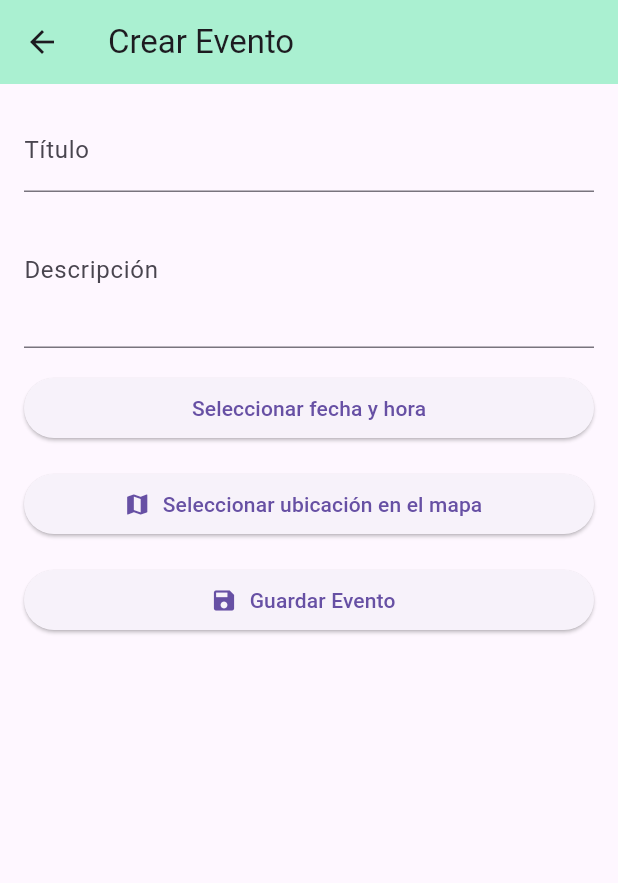
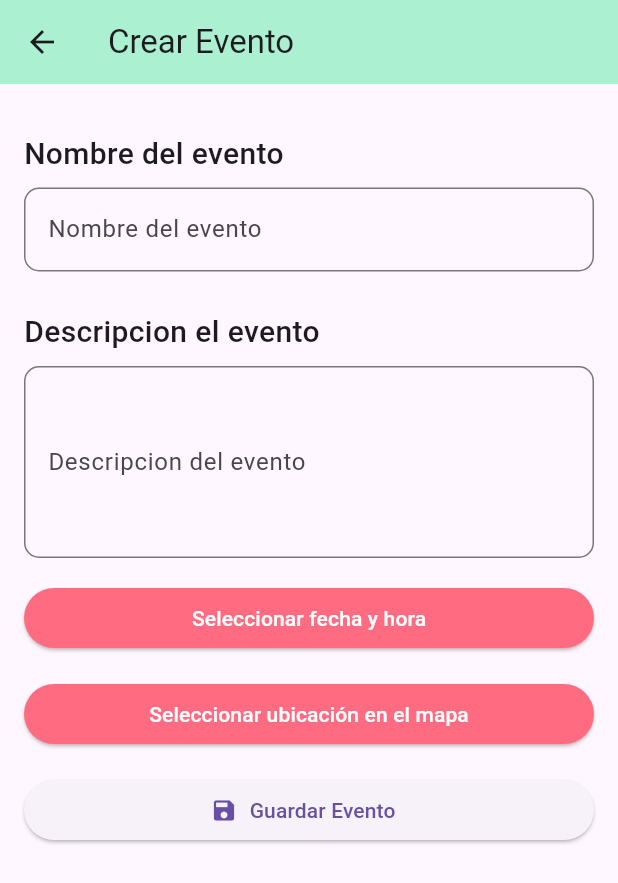
Before and after one commit to kurkobein/tailsgram, a Flutter app: the CrearEvento screen opened directly, on a phone screen of 412 x 824 dp. Shown: the top 883 px of the screen. Run offline on Flutter 3.47's test engine with Material 3 defaults, Android fonts, the phone set to English and light mode, and no system bars; our stand-ins replace cloud_firestore, file_picker, firebase_auth, firebase_core, flutter_map, geolocator and 5 more; accounts and stored records are empty.

Commit message:
feat: estilizacion de crear evento

```diff
--- a/lib/pages/crear_evento.dart
+++ b/lib/pages/crear_evento.dart
@@ -1,7 +1,9 @@
 import 'package:cloud_firestore/cloud_firestore.dart';
 import 'package:flutter/material.dart';
 import 'package:latlong2/latlong.dart';
+import 'package:tailsgram/widgets/boton_estandar.dart';
 import 'package:tailsgram/widgets/elegir_ubicacion.dart';
+import 'package:tailsgram/widgets/boton_estandar.dart';
 
 class CrearEvento extends StatefulWidget {
   final Function(String titulo, String descripcion, DateTime fechaHora) onGuardar;
@@ -94,31 +96,52 @@ class _CrearEvento extends State<CrearEvento> {
           key: _formKey,
           child: ListView(
             children: [
+              SizedBox(height: 16),
+              Text('Nombre del evento', style: TextStyle(fontSize: 20, fontWeight: FontWeight.w500)),
+              const SizedBox(height: 8),
               TextFormField(
-                decoration: const InputDecoration(labelText: 'Título'),
-                validator: (value) => value == null || value.isEmpty ? 'Ingresa un título' : null,
+                validator: (value) => value == null || value.isEmpty ? 'Ingrese un nombre' : null,
                 onSaved: (value) => _titulo = value!,
+                decoration: const InputDecoration(
+                  border: OutlineInputBorder(
+                    borderRadius: BorderRadius.all(Radius.circular(10)),
+                  ),
+                  labelText: 'Nombre del evento'
+                ),
               ),
+              SizedBox(height: 26),
+              Text('Descripcion el evento', style: TextStyle(fontSize: 20, fontWeight: FontWeight.w500)),
+              const SizedBox(height: 8),
               TextFormField(
-                decoration: const InputDecoration(labelText: 'Descripción'),
-                maxLines: 3,
-                validator: (value) => value == null || value.isEmpty ? 'Ingresa una descripción' : null,
                 onSaved: (value) => _descripcion = value!,
+                maxLines: 4,
+                decoration: const InputDecoration(
+                  border: OutlineInputBorder(
+                    borderRadius: BorderRadius.all(Radius.circular(10)),
+                  ),
+                  labelText: 'Descripcion del evento',
+                ),
               ),
               const SizedBox(height: 16),
-              ElevatedButton(
+              BotonEstandar(
+                texto: '',
                 onPressed: _seleccionarFechaHora,
-                child: Text(_fechaHora == null
+                child: Text(
+                  _fechaHora == null
                     ? 'Seleccionar fecha y hora'
-                    : '${_fechaHora!.day}/${_fechaHora!.month}/${_fechaHora!.year} ${_fechaHora!.hour}:${_fechaHora!.minute.toString().padLeft(2, '0')}'),
+                    : '${_fechaHora!.day}/${_fechaHora!.month}/${_fechaHora!.year} ${_fechaHora!.hour}:${_fechaHora!.minute.toString().padLeft(2, '0')}',
+                  style: const TextStyle(color: Colors.white),
+                ),
               ),
               const SizedBox(height: 16),
-              ElevatedButton.icon(
+              BotonEstandar(
+                texto: 'asdasdasd',
                 onPressed: _irSeleccionarUbicacion,
-                icon: const Icon(Icons.map),
-                label: Text(_latLngSeleccionado == null
+                child: Text(_latLngSeleccionado == null
                     ? 'Seleccionar ubicación en el mapa'
-                    : 'Ubicación seleccionada: ${_latLngSeleccionado!.latitude.toStringAsFixed(4)}, ${_latLngSeleccionado!.longitude.toStringAsFixed(4)}'),
+                    : 'Ubicación seleccionada: ${_latLngSeleccionado!.latitude.toStringAsFixed(4)}, ${_latLngSeleccionado!.longitude.toStringAsFixed(4)}',
+                    style: const TextStyle(color: Colors.white),
+                  )
               ),
               const SizedBox(height: 16),
               ElevatedButton.icon(
--- a/lib/widgets/boton_estandar.dart
+++ b/lib/widgets/boton_estandar.dart
@@ -3,10 +3,13 @@ import 'package:flutter/material.dart';
 class BotonEstandar extends StatelessWidget {
   final String texto;
   final Function() onPressed;
+  final Widget? child;
+
   const BotonEstandar({
     super.key,
     required this.texto,
     required this.onPressed,
+    this.child,
   });
 
   @override
@@ -19,7 +22,10 @@ class BotonEstandar extends StatelessWidget {
       ),
       child: Padding(
         padding: const EdgeInsets.symmetric(horizontal: 20, vertical: 0),
-        child: Text(texto, style: TextStyle(color: Color.fromARGB(255, 255, 255, 255))),
+        child: child ?? Text(
+          texto,
+          style: const TextStyle(color: Colors.white),
+        ),
       ),
     );
   }
--- a/lib/widgets/elegir_ubicacion.dart
+++ b/lib/widgets/elegir_ubicacion.dart
@@ -15,10 +15,13 @@ class _SeleccionarUbicacionState extends State<SeleccionarUbicacion> {
   @override
   Widget build(BuildContext context) {
     return Scaffold(
-      appBar: AppBar(title: const Text('Seleccionar ubicación')),
+      appBar: AppBar(
+        title: const Text('Seleccionar ubicación'),
+        backgroundColor: const Color(0xFFAAF0D1),
+      ),
       body: FlutterMap(
         options: MapOptions(
-          center: LatLng(-33.4489, -70.6693), // Santiago, por ejemplo
+          center: LatLng(-33.4489, -70.6693),
           zoom: 13.0,
           onTap: (tapPosition, point) {
             setState(() {
```
